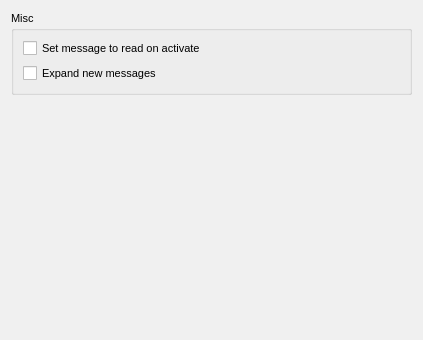
Before: the Qt Designer form retroshare-gui/src/gui/settings/ForumPage.ui in RetroShare/RetroShare, drawn with Qt 5.
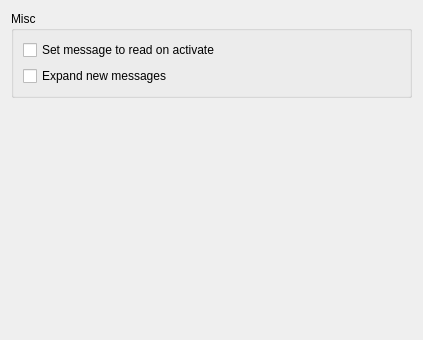
After: the same form once the commit is applied.

What changed in the file:
```diff
--- a/retroshare-gui/src/gui/settings/ForumPage.ui
+++ b/retroshare-gui/src/gui/settings/ForumPage.ui
@@ -10,495 +10,6 @@
     <height>340</height>
    </rect>
   </property>
-  <property name="sizePolicy">
-   <sizepolicy hsizetype="Expanding" vsizetype="Expanding">
-    <horstretch>0</horstretch>
-    <verstretch>0</verstretch>
-   </sizepolicy>
-  </property>
-  <property name="palette">
-   <palette>
-    <active>
-     <colorrole role="WindowText">
-      <brush brushstyle="SolidPattern">
-       <color alpha="255">
-        <red>0</red>
-        <green>0</green>
-        <blue>0</blue>
-       </color>
-      </brush>
-     </colorrole>
-     <colorrole role="Button">
-      <brush brushstyle="SolidPattern">
-       <color alpha="255">
-        <red>208</red>
-        <green>208</green>
-        <blue>208</blue>
-       </color>
-      </brush>
-     </colorrole>
-     <colorrole role="Light">
-      <brush brushstyle="SolidPattern">
-       <color alpha="255">
-        <red>255</red>
-        <green>255</green>
-        <blue>255</blue>
-       </color>
-      </brush>
-     </colorrole>
-     <colorrole role="Midlight">
-      <brush brushstyle="SolidPattern">
-       <color alpha="255">
-        <red>247</red>
-        <green>247</green>
-        <blue>247</blue>
-       </color>
-      </brush>
-     </colorrole>
-     <colorrole role="Dark">
-      <brush brushstyle="SolidPattern">
-       <color alpha="255">
-        <red>104</red>
-        <green>104</green>
-        <blue>104</blue>
-       </color>
-      </brush>
-     </colorrole>
-     <colorrole role="Mid">
-      <brush brushstyle="SolidPattern">
-       <color alpha="255">
-        <red>139</red>
-        <green>139</green>
-        <blue>139</blue>
-       </color>
-      </brush>
-     </colorrole>
-     <colorrole role="Text">
-      <brush brushstyle="SolidPattern">
-       <color alpha="255">
-        <red>0</red>
-        <green>0</green>
-        <blue>0</blue>
-       </color>
-      </brush>
-     </colorrole>
-     <colorrole role="BrightText">
-      <brush brushstyle="SolidPattern">
-       <color alpha="255">
-        <red>255</red>
-        <green>255</green>
-        <blue>255</blue>
-       </color>
-      </brush>
-     </colorrole>
-     <colorrole role="ButtonText">
-      <brush brushstyle="SolidPattern">
-       <color alpha="255">
-        <red>0</red>
-        <green>0</green>
-        <blue>0</blue>
-       </color>
-      </brush>
-     </colorrole>
-     <colorrole role="Base">
-      <brush brushstyle="SolidPattern">
-       <color alpha="255">
-        <red>255</red>
-        <green>255</green>
-        <blue>255</blue>
-       </color>
-      </brush>
-     </colorrole>
-     <colorrole role="Window">
-      <brush brushstyle="SolidPattern">
-       <color alpha="255">
-        <red>240</red>
-        <green>240</green>
-        <blue>240</blue>
-       </color>
-      </brush>
-     </colorrole>
-     <colorrole role="Shadow">
-      <brush brushstyle="SolidPattern">
-       <color alpha="255">
-        <red>0</red>
-        <green>0</green>
-        <blue>0</blue>
-       </color>
-      </brush>
-     </colorrole>
-     <colorrole role="Highlight">
-      <brush brushstyle="SolidPattern">
-       <color alpha="255">
-        <red>0</red>
-        <green>0</green>
-        <blue>128</blue>
-       </color>
-      </brush>
-     </colorrole>
-     <colorrole role="HighlightedText">
-      <brush brushstyle="SolidPattern">
-       <color alpha="255">
-        <red>255</red>
-        <green>255</green>
-        <blue>255</blue>
-       </color>
-      </brush>
-     </colorrole>
-     <colorrole role="Link">
-      <brush brushstyle="SolidPattern">
-       <color alpha="255">
-        <red>0</red>
-        <green>0</green>
-        <blue>255</blue>
-       </color>
-      </brush>
-     </colorrole>
-     <colorrole role="LinkVisited">
-      <brush brushstyle="SolidPattern">
-       <color alpha="255">
-        <red>255</red>
-        <green>0</green>
-        <blue>255</blue>
-       </color>
-      </brush>
-     </colorrole>
-     <colorrole role="AlternateBase">
-      <brush brushstyle="SolidPattern">
-       <color alpha="255">
-        <red>231</red>
-        <green>231</green>
-        <blue>231</blue>
-       </color>
-      </brush>
-     </colorrole>
-    </active>
-    <inactive>
-     <colorrole role="WindowText">
-      <brush brushstyle="SolidPattern">
-       <color alpha="255">
-        <red>0</red>
-        <green>0</green>
-        <blue>0</blue>
-       </color>
-      </brush>
-     </colorrole>
-     <colorrole role="Button">
-      <brush brushstyle="SolidPattern">
-       <color alpha="255">
-        <red>208</red>
-        <green>208</green>
-        <blue>208</blue>
-       </color>
-      </brush>
-     </colorrole>
-     <colorrole role="Light">
-      <brush brushstyle="SolidPattern">
-       <color alpha="255">
-        <red>255</red>
-        <green>255</green>
-        <blue>255</blue>
-       </color>
-      </brush>
-     </colorrole>
-     <colorrole role="Midlight">
-      <brush brushstyle="SolidPattern">
-       <color alpha="255">
-        <red>247</red>
-        <green>247</green>
-        <blue>247</blue>
-       </color>
-      </brush>
-     </colorrole>
-     <colorrole role="Dark">
-      <brush brushstyle="SolidPattern">
-       <color alpha="255">
-        <red>104</red>
-        <green>104</green>
-        <blue>104</blue>
-       </color>
-      </brush>
-     </colorrole>
-     <colorrole role="Mid">
-      <brush brushstyle="SolidPattern">
-       <color alpha="255">
-        <red>139</red>
-        <green>139</green>
-        <blue>139</blue>
-       </color>
-      </brush>
-     </colorrole>
-     <colorrole role="Text">
-      <brush brushstyle="SolidPattern">
-       <color alpha="255">
-        <red>0</red>
-        <green>0</green>
-        <blue>0</blue>
-       </color>
-      </brush>
-     </colorrole>
-     <colorrole role="BrightText">
-      <brush brushstyle="SolidPattern">
-       <color alpha="255">
-        <red>255</red>
-        <green>255</green>
-        <blue>255</blue>
-       </color>
-      </brush>
-     </colorrole>
-     <colorrole role="ButtonText">
-      <brush brushstyle="SolidPattern">
-       <color alpha="255">
-        <red>0</red>
-        <green>0</green>
-        <blue>0</blue>
-       </color>
-      </brush>
-     </colorrole>
-     <colorrole role="Base">
-      <brush brushstyle="SolidPattern">
-       <color alpha="255">
-        <red>255</red>
-        <green>255</green>
-        <blue>255</blue>
-       </color>
-      </brush>
-     </colorrole>
-     <colorrole role="Window">
-      <brush brushstyle="SolidPattern">
-       <color alpha="255">
-        <red>240</red>
-        <green>240</green>
-        <blue>240</blue>
-       </color>
-      </brush>
-     </colorrole>
-     <colorrole role="Shadow">
-      <brush brushstyle="SolidPattern">
-       <color alpha="255">
-        <red>0</red>
-        <green>0</green>
-        <blue>0</blue>
-       </color>
-      </brush>
-     </colorrole>
-     <colorrole role="Highlight">
-      <brush brushstyle="SolidPattern">
-       <color alpha="255">
-        <red>192</red>
-        <green>192</green>
-        <blue>192</blue>
-       </color>
-      </brush>
-     </colorrole>
-     <colorrole role="HighlightedText">
-      <brush brushstyle="SolidPattern">
-       <color alpha="255">
-        <red>0</red>
-        <green>0</green>
-        <blue>0</blue>
-       </color>
-      </brush>
-     </colorrole>
-     <colorrole role="Link">
-      <brush brushstyle="SolidPattern">
-       <color alpha="255">
-        <red>0</red>
-        <green>0</green>
-        <blue>255</blue>
-       </color>
-      </brush>
-     </colorrole>
-     <colorrole role="LinkVisited">
-      <brush brushstyle="SolidPattern">
-       <color alpha="255">
-        <red>255</red>
-        <green>0</green>
-        <blue>255</blue>
-       </color>
-      </brush>
-     </colorrole>
-     <colorrole role="AlternateBase">
-      <brush brushstyle="SolidPattern">
-       <color alpha="255">
-        <red>231</red>
-        <green>231</green>
-        <blue>231</blue>
-       </color>
-      </brush>
-     </colorrole>
-    </inactive>
-    <disabled>
-     <colorrole role="WindowText">
-      <brush brushstyle="SolidPattern">
-       <color alpha="255">
-        <red>104</red>
-        <green>104</green>
-        <blue>104</blue>
-       </color>
-      </brush>
-     </colorrole>
-     <colorrole role="Button">
-      <brush brushstyle="SolidPattern">
-       <color alpha="255">
-        <red>208</red>
-        <green>208</green>
-        <blue>208</blue>
-       </color>
-      </brush>
-     </colorrole>
-     <colorrole role="Light">
-      <brush brushstyle="SolidPattern">
-       <color alpha="255">
-        <red>255</red>
-        <green>255</green>
-        <blue>255</blue>
-       </color>
-      </brush>
-     </colorrole>
-     <colorrole role="Midlight">
-      <brush brushstyle="SolidPattern">
-       <color alpha="255">
-        <red>247</red>
-        <green>247</green>
-        <blue>247</blue>
-       </color>
-      </brush>
-     </colorrole>
-     <colorrole role="Dark">
-      <brush brushstyle="SolidPattern">
-       <color alpha="255">
-        <red>104</red>
-        <green>104</green>
-        <blue>104</blue>
-       </color>
-      </brush>
-     </colorrole>
-     <colorrole role="Mid">
-      <brush brushstyle="SolidPattern">
-       <color alpha="255">
-        <red>139</red>
-        <green>139</green>
-        <blue>139</blue>
-       </color>
-      </brush>
-     </colorrole>
-     <colorrole role="Text">
-      <brush brushstyle="SolidPattern">
-       <color alpha="255">
-        <red>104</red>
-        <green>104</green>
-        <blue>104</blue>
-       </color>
-      </brush>
-     </colorrole>
-     <colorrole role="BrightText">
-      <brush brushstyle="SolidPattern">
-       <color alpha="255">
-        <red>255</red>
-        <green>255</green>
-        <blue>255</blue>
-       </color>
-      </brush>
-     </colorrole>
-     <colorrole role="ButtonText">
-      <brush brushstyle="SolidPattern">
-       <color alpha="255">
-        <red>104</red>
-        <green>104</green>
-        <blue>104</blue>
-       </color>
-      </brush>
-     </colorrole>
-     <colorrole role="Base">
-      <brush brushstyle="SolidPattern">
-       <color alpha="255">
-        <red>240</red>
-        <green>240</green>
-        <blue>240</blue>
-       </color>
-      </brush>
-     </colorrole>
-     <colorrole role="Window">
-      <brush brushstyle="SolidPattern">
-       <color alpha="255">
-        <red>240</red>
-        <green>240</green>
-        <blue>240</blue>
-       </color>
-      </brush>
-     </colorrole>
-     <colorrole role="Shadow">
-      <brush brushstyle="SolidPattern">
-       <color alpha="255">
-        <red>0</red>
-        <green>0</green>
-        <blue>0</blue>
-       </color>
-      </brush>
-     </colorrole>
-     <colorrole role="Highlight">
-      <brush brushstyle="SolidPattern">
-       <color alpha="255">
-        <red>0</red>
-        <green>0</green>
-        <blue>128</blue>
-       </color>
-      </brush>
-     </colorrole>
-     <colorrole role="HighlightedText">
-      <brush brushstyle="SolidPattern">
-       <color alpha="255">
-        <red>255</red>
-        <green>255</green>
-        <blue>255</blue>
-       </color>
-      </brush>
-     </colorrole>
-     <colorrole role="Link">
-      <brush brushstyle="SolidPattern">
-       <color alpha="255">
-        <red>0</red>
-        <green>0</green>
-        <blue>255</blue>
-       </color>
-      </brush>
-     </colorrole>
-     <colorrole role="LinkVisited">
-      <brush brushstyle="SolidPattern">
-       <color alpha="255">
-        <red>255</red>
-        <green>0</green>
-        <blue>255</blue>
-       </color>
-      </brush>
-     </colorrole>
-     <colorrole role="AlternateBase">
-      <brush brushstyle="SolidPattern">
-       <color alpha="255">
-        <red>231</red>
-        <green>231</green>
-        <blue>231</blue>
-       </color>
-      </brush>
-     </colorrole>
-    </disabled>
-   </palette>
-  </property>
-  <property name="font">
-   <font>
-    <family>Arial</family>
-    <pointsize>8</pointsize>
-    <weight>50</weight>
-    <italic>false</italic>
-    <bold>false</bold>
-    <underline>false</underline>
-    <strikeout>false</strikeout>
-   </font>
-  </property>
-  <property name="contextMenuPolicy">
-   <enum>Qt::NoContextMenu</enum>
-  </property>
   <layout class="QGridLayout" name="gridLayout_3">
    <item row="0" column="0">
     <widget class="QGroupBox" name="groupBox">
```
